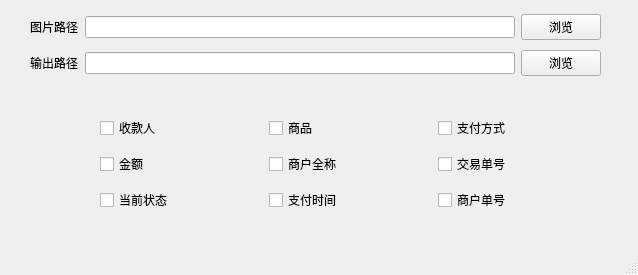
This is UI/WeChatOCR.ui in Edward759/WechatOCR as Qt 5 draws it before an edit. The edited form follows.
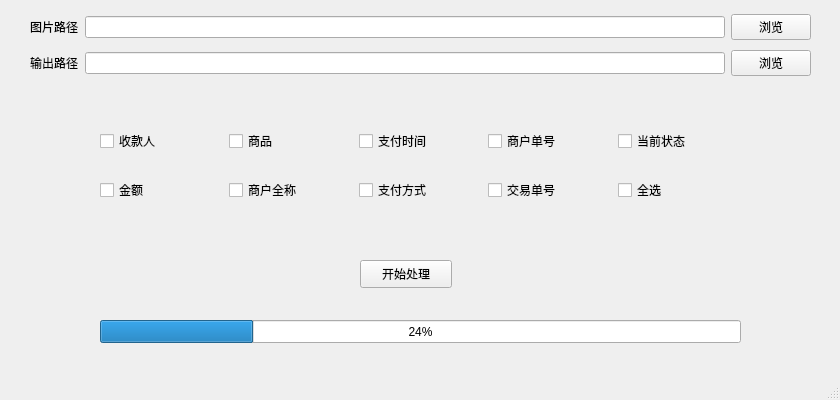
This is the edited form.

```diff
--- a/UI/WeChatOCR.ui
+++ b/UI/WeChatOCR.ui
@@ -6,20 +6,20 @@
    <rect>
     <x>0</x>
     <y>0</y>
-    <width>638</width>
-    <height>275</height>
+    <width>840</width>
+    <height>400</height>
    </rect>
   </property>
   <property name="minimumSize">
    <size>
-    <width>638</width>
-    <height>275</height>
+    <width>840</width>
+    <height>400</height>
    </size>
   </property>
   <property name="maximumSize">
    <size>
-    <width>638</width>
-    <height>275</height>
+    <width>840</width>
+    <height>400</height>
    </size>
   </property>
   <property name="windowTitle">
@@ -34,7 +34,7 @@
      <rect>
       <x>30</x>
       <y>10</y>
-      <width>571</width>
+      <width>781</width>
       <height>71</height>
      </rect>
     </property>
@@ -88,7 +88,7 @@
      <rect>
       <x>100</x>
       <y>110</y>
-      <width>501</width>
+      <width>641</width>
       <height>111</height>
      </rect>
     </property>
@@ -112,13 +112,6 @@
          </property>
         </widget>
        </item>
-       <item>
-        <widget class="QCheckBox" name="checkBox_3">
-         <property name="text">
-          <string>当前状态</string>
-         </property>
-        </widget>
-       </item>
       </layout>
      </item>
      <item>
@@ -137,6 +130,10 @@
          </property>
         </widget>
        </item>
+      </layout>
+     </item>
+     <item>
+      <layout class="QVBoxLayout" name="verticalLayout_2">
        <item>
         <widget class="QCheckBox" name="checkBox_6">
          <property name="text">
@@ -144,10 +141,6 @@
          </property>
         </widget>
        </item>
-      </layout>
-     </item>
-     <item>
-      <layout class="QVBoxLayout" name="verticalLayout_2">
        <item>
         <widget class="QCheckBox" name="checkBox_7">
          <property name="text">
@@ -155,13 +148,10 @@
          </property>
         </widget>
        </item>
-       <item>
-        <widget class="QCheckBox" name="checkBox_8">
-         <property name="text">
-          <string>交易单号</string>
-         </property>
-        </widget>
-       </item>
+      </layout>
+     </item>
+     <item>
+      <layout class="QVBoxLayout" name="verticalLayout_5">
        <item>
         <widget class="QCheckBox" name="checkBox_9">
          <property name="text">
@@ -169,10 +159,61 @@
          </property>
         </widget>
        </item>
+       <item>
+        <widget class="QCheckBox" name="checkBox_8">
+         <property name="text">
+          <string>交易单号</string>
+         </property>
+        </widget>
+       </item>
+      </layout>
+     </item>
+     <item>
+      <layout class="QVBoxLayout" name="verticalLayout_6">
+       <item>
+        <widget class="QCheckBox" name="checkBox_3">
+         <property name="text">
+          <string>当前状态</string>
+         </property>
+        </widget>
+       </item>
+       <item>
+        <widget class="QCheckBox" name="checkBox_10">
+         <property name="text">
+          <string>全选</string>
+         </property>
+        </widget>
+       </item>
       </layout>
      </item>
     </layout>
    </widget>
+   <widget class="QPushButton" name="pushButton">
+    <property name="geometry">
+     <rect>
+      <x>360</x>
+      <y>260</y>
+      <width>92</width>
+      <height>28</height>
+     </rect>
+    </property>
+    <property name="text">
+     <string>开始处理</string>
+    </property>
+   </widget>
+   <widget class="QProgressBar" name="progressBar">
+    <property name="geometry">
+     <rect>
+      <x>100</x>
+      <y>320</y>
+      <width>641</width>
+      <height>23</height>
+     </rect>
+    </property>
+    <property name="value">
+     <number>24</number>
+    </property>
+   </widget>
   </widget>
   <widget class="QStatusBar" name="statusbar"/>
  </widget>
```
